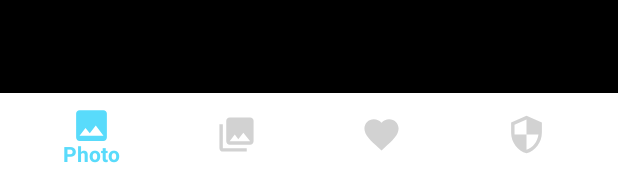
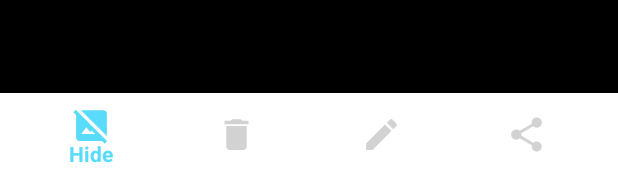
Before and after one commit to ndnhattan/android-photo-gallery, an Android app: the layout activity_detail_photo.xml on its own in the app's theme, with its tools: preview values and no code run, on a phone screen of 412 x 824 dp. Shown: the part 1059-1233 px from the top of the screen. Run offline under Robolectric (Android 15) with nearby library versions, the phone set to English and light mode, and no system bars.

Commit message:
save edit image

```diff
--- /dev/null
+++ b/app/src/main/res/drawable/ic_delete.xml
@@ -0,0 +1,5 @@
+<vector android:height="24dp" android:tint="#000000"
+    android:viewportHeight="24" android:viewportWidth="24"
+    android:width="24dp" xmlns:android="http://schemas.android.com/apk/res/android">
+    <path android:fillColor="@android:color/white" android:pathData="M6,19c0,1.1 0.9,2 2,2h8c1.1,0 2,-0.9 2,-2V7H6v12zM19,4h-3.5l-1,-1h-5l-1,1H5v2h14V4z"/>
+</vector>
--- /dev/null
+++ b/app/src/main/res/drawable/ic_edit.xml
@@ -0,0 +1,5 @@
+<vector android:height="24dp" android:tint="#000000"
+    android:viewportHeight="24" android:viewportWidth="24"
+    android:width="24dp" xmlns:android="http://schemas.android.com/apk/res/android">
+    <path android:fillColor="@android:color/white" android:pathData="M3,17.25V21h3.75L17.81,9.94l-3.75,-3.75L3,17.25zM20.71,7.04c0.39,-0.39 0.39,-1.02 0,-1.41l-2.34,-2.34c-0.39,-0.39 -1.02,-0.39 -1.41,0l-1.83,1.83 3.75,3.75 1.83,-1.83z"/>
+</vector>
--- /dev/null
+++ b/app/src/main/res/drawable/ic_hide_image.xml
@@ -0,0 +1,6 @@
+<vector android:height="24dp" android:tint="#000000"
+    android:viewportHeight="24" android:viewportWidth="24"
+    android:width="24dp" xmlns:android="http://schemas.android.com/apk/res/android">
+    <path android:fillColor="@android:color/white" android:pathData="M21,5c0,-1.1 -0.9,-2 -2,-2H5.83L21,18.17V5z"/>
+    <path android:fillColor="@android:color/white" android:pathData="M2.81,2.81L1.39,4.22L3,5.83V19c0,1.1 0.9,2 2,2h13.17l1.61,1.61l1.41,-1.41L2.81,2.81zM6,17l3,-4l2.25,3l0.82,-1.1l2.1,2.1H6z"/>
+</vector>
--- /dev/null
+++ b/app/src/main/res/drawable/ic_redo.xml
@@ -0,0 +1,5 @@
+<vector android:autoMirrored="true" android:height="24dp"
+    android:tint="#000000" android:viewportHeight="24"
+    android:viewportWidth="24" android:width="24dp" xmlns:android="http://schemas.android.com/apk/res/android">
+    <path android:fillColor="@android:color/white" android:pathData="M18.4,10.6C16.55,8.99 14.15,8 11.5,8c-4.65,0 -8.58,3.03 -9.96,7.22L3.9,16c1.05,-3.19 4.05,-5.5 7.6,-5.5 1.95,0 3.73,0.72 5.12,1.88L13,16h9V7l-3.6,3.6z"/>
+</vector>
--- /dev/null
+++ b/app/src/main/res/drawable/ic_share.xml
@@ -0,0 +1,5 @@
+<vector android:height="24dp" android:tint="#000000"
+    android:viewportHeight="24" android:viewportWidth="24"
+    android:width="24dp" xmlns:android="http://schemas.android.com/apk/res/android">
+    <path android:fillColor="@android:color/white" android:pathData="M18,16.08c-0.76,0 -1.44,0.3 -1.96,0.77L8.91,12.7c0.05,-0.23 0.09,-0.46 0.09,-0.7s-0.04,-0.47 -0.09,-0.7l7.05,-4.11c0.54,0.5 1.25,0.81 2.04,0.81 1.66,0 3,-1.34 3,-3s-1.34,-3 -3,-3 -3,1.34 -3,3c0,0.24 0.04,0.47 0.09,0.7L8.04,9.81C7.5,9.31 6.79,9 6,9c-1.66,0 -3,1.34 -3,3s1.34,3 3,3c0.79,0 1.5,-0.31 2.04,-0.81l7.12,4.16c-0.05,0.21 -0.08,0.43 -0.08,0.65 0,1.61 1.31,2.92 2.92,2.92 1.61,0 2.92,-1.31 2.92,-2.92s-1.31,-2.92 -2.92,-2.92z"/>
+</vector>
--- /dev/null
+++ b/app/src/main/res/drawable/ic_undo.xml
@@ -0,0 +1,5 @@
+<vector android:autoMirrored="true" android:height="24dp"
+    android:tint="#000000" android:viewportHeight="24"
+    android:viewportWidth="24" android:width="24dp" xmlns:android="http://schemas.android.com/apk/res/android">
+    <path android:fillColor="@android:color/white" android:pathData="M12.5,8c-2.65,0 -5.05,0.99 -6.9,2.6L2,7v9h9l-3.62,-3.62c1.39,-1.16 3.16,-1.88 5.12,-1.88 3.54,0 6.55,2.31 7.6,5.5l2.37,-0.78C21.08,11.03 17.15,8 12.5,8z"/>
+</vector>
--- a/app/src/main/res/layout/activity_detail_photo.xml
+++ b/app/src/main/res/layout/activity_detail_photo.xml
@@ -64,7 +64,7 @@
         app:itemTextColor="@color/color_navigation"
         app:labelVisibilityMode="selected"
         app:layout_constraintBottom_toBottomOf="parent"
-        app:menu="@menu/menu_navigation">
+        app:menu="@menu/menu_detail_navigation">
 
     </com.google.android.material.bottomnavigation.BottomNavigationView>
 
--- a/app/src/main/res/layout/activity_edit.xml
+++ b/app/src/main/res/layout/activity_edit.xml
@@ -10,15 +10,12 @@
     <androidx.appcompat.widget.Toolbar
         android:id="@+id/toolbar_edit"
         android:layout_width="match_parent"
-
         android:layout_height="?attr/actionBarSize"
         android:background="@color/light_blue"
         app:layout_constraintStart_toStartOf="parent"
         android:elevation="2dp"
         app:layout_constraintTop_toTopOf="parent"
         app:menu="@menu/menu_toolbar_edit_photo">
-
-
     </androidx.appcompat.widget.Toolbar>
 
     <ImageView
--- /dev/null
+++ b/app/src/main/res/menu/menu_detail_navigation.xml
@@ -0,0 +1,11 @@
+<?xml version="1.0" encoding="utf-8"?>
+<menu xmlns:android="http://schemas.android.com/apk/res/android">
+    <item android:id="@+id/menu_detail_hide" android:title="Hide"
+        android:icon="@drawable/ic_hide_image"></item>
+    <item android:id="@+id/menu_detail_delete" android:title="Delete"
+        android:icon="@drawable/ic_delete"></item>
+    <item android:id="@+id/menu_detail_edit" android:title="Edit"
+        android:icon="@drawable/ic_edit"></item>
+    <item android:id="@+id/menu_detail_share" android:title="Share"
+        android:icon="@drawable/ic_share"></item>
+</menu>
```
Also changed, not shown: app/src/main/java/com/nhom12/test/Fragment_Photo.java (+4 -0 lines), app/src/main/java/com/nhom12/test/activities/DetailPhotoActivity.java (+2 -10 lines), app/src/main/java/com/nhom12/test/activities/EditActivity.java (+37 -11 lines), app/src/main/res/menu/menu_toolbar_edit_photo.xml (+8 -0 lines).
